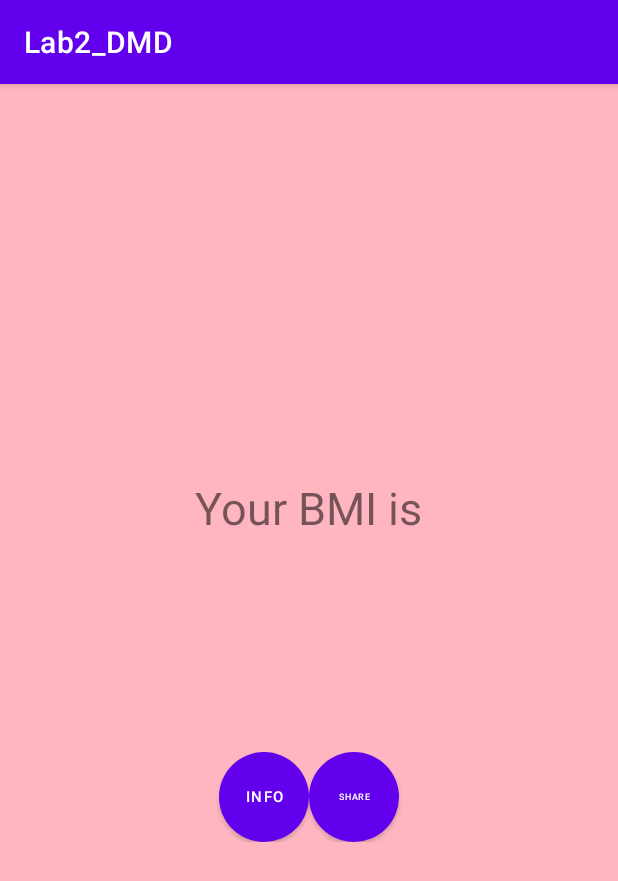
After one commit to cristianaprecup/BMI_App, an Android app: the SecondActivity screen opened directly, with no data from a screen before it, on a phone screen of 412 x 824 dp. The commit adds this screen. Shown: the top 881 px of the screen. Run offline under Robolectric (Android 15) with nearby library versions, the phone set to English and light mode, and no system bars.

Commit message:
second activity

```diff
--- a/app/src/main/AndroidManifest.xml
+++ b/app/src/main/AndroidManifest.xml
@@ -20,6 +20,9 @@
                 <category android:name="android.intent.category.LAUNCHER" />
             </intent-filter>
         </activity>
+        <activity android:name=".SecondActivity">
+
+        </activity>
 
     </application>
 
--- a/app/src/main/java/com/example/lab2_dmd/MainActivity.kt
+++ b/app/src/main/java/com/example/lab2_dmd/MainActivity.kt
@@ -1,6 +1,7 @@
 package com.example.lab2_dmd
 
 import android.annotation.SuppressLint
+import android.content.Intent
 import android.os.Bundle
 import android.widget.*
 import androidx.appcompat.app.AppCompatActivity
@@ -55,14 +56,19 @@ class MainActivity : AppCompatActivity() {
 
         val bmi = weight / (height * height)
 
-        val bmiLabel = when {
-            bmi < 18.5 -> "Underweight"
+        val bmiText = when {
+            bmi < 18.5 -> "You are underweight"
             bmi in 18.5..24.9 -> "You are on the right path!"
-            bmi in 25.0..29.9 -> "Overweight"
-            else -> "Obese"
+            bmi in 25.0..29.9 -> "You are overweight"
+            else -> "You are obese"
         }
 
-        val result = String.format("%.1f", bmi) + "    " + bmiLabel
-        tvResult.text = result
+
+        val result = String.format("%.1f", bmi)
+
+        val intent = Intent(this, SecondActivity::class.java)
+        intent.putExtra("result", result)
+        intent.putExtra("result2", bmiText )
+        startActivity(intent)
     }
 }
--- /dev/null
+++ b/app/src/main/java/com/example/lab2_dmd/SecondActivity.kt
@@ -0,0 +1,46 @@
+package com.example.lab2_dmd
+
+import android.content.Intent
+import android.net.Uri
+import android.os.Bundle
+import android.widget.Button
+import android.widget.TextView
+import androidx.appcompat.app.AppCompatActivity
+
+class SecondActivity : AppCompatActivity() {
+
+    private lateinit var tvResult: TextView
+    private lateinit var tvResult2: TextView
+    private lateinit var btnInfo: Button
+    private lateinit var btnShare: Button
+
+    override fun onCreate(savedInstanceState: Bundle?) {
+        super.onCreate(savedInstanceState)
+        setContentView(R.layout.activity_second)
+
+        tvResult = findViewById(R.id.result)
+        tvResult2 = findViewById(R.id.resultString)
+        btnInfo = findViewById(R.id.info)
+        btnShare = findViewById(R.id.share)
+
+        val result = intent.getStringExtra("result")
+        tvResult.text = result
+
+        val result2 = intent.getStringExtra("result2")
+        tvResult2.text = result2
+
+        btnInfo.setOnClickListener {
+            val url = "https://en.wikipedia.org/wiki/Body_mass_index"
+            val intent = Intent(Intent.ACTION_VIEW, Uri.parse(url))
+            startActivity(intent)
+        }
+
+        btnShare.setOnClickListener {
+            val shareIntent = Intent(Intent.ACTION_SEND).apply{
+                type = "text"
+                putExtra(Intent.EXTRA_TEXT, "Share: $result, $result2")
+            }
+            startActivity(Intent.createChooser(shareIntent, "Share via"))
+        }
+    }
+}
--- /dev/null
+++ b/app/src/main/res/layout/activity_second.xml
@@ -0,0 +1,64 @@
+<?xml version="1.0" encoding="utf-8"?>
+<LinearLayout xmlns:android="http://schemas.android.com/apk/res/android"
+    android:layout_width="match_parent"
+    android:layout_height="match_parent"
+    android:background="@color/lightpink"
+    android:gravity="center"
+    android:orientation="vertical">
+
+    <TextView
+        android:id="@+id/text"
+        android:layout_width="wrap_content"
+        android:layout_height="wrap_content"
+        android:textSize="30sp"
+        android:text="Your BMI is"
+        android:textAlignment="center" />
+
+    <!-- Result TextView -->
+    <TextView
+        android:id="@+id/result"
+        android:layout_width="wrap_content"
+        android:layout_height="wrap_content"
+        android:layout_marginTop="20dp"
+        android:text=""
+        android:textSize="16sp"
+        android:textColor="@android:color/black" />
+
+    <TextView
+        android:id="@+id/resultString"
+        android:layout_width="wrap_content"
+        android:layout_height="wrap_content"
+        android:layout_marginTop="20dp"
+        android:text=""
+        android:textSize="30sp"
+        android:textColor="@android:color/black" />
+
+    <LinearLayout
+        android:layout_width="200dp"
+        android:layout_height="100dp"
+        android:orientation="horizontal"
+        android:gravity="center">
+
+        <Button
+            android:id="@+id/info"
+            android:layout_width="60dp"
+            android:layout_height="60dp"
+            android:layout_marginTop="20dp"
+            android:background="@drawable/rounded_corners_button"
+            android:text="Info"
+            android:textColor="@android:color/white"
+            android:textSize="10dp" />
+
+        <Button
+            android:id="@+id/share"
+            android:layout_width="60dp"
+            android:layout_height="60dp"
+            android:layout_marginTop="20dp"
+            android:background="@drawable/rounded_corners_button"
+            android:text="Share"
+            android:textColor="@android:color/white"
+            android:textSize="6dp" />
+
+    </LinearLayout>
+
+</LinearLayout>
```
